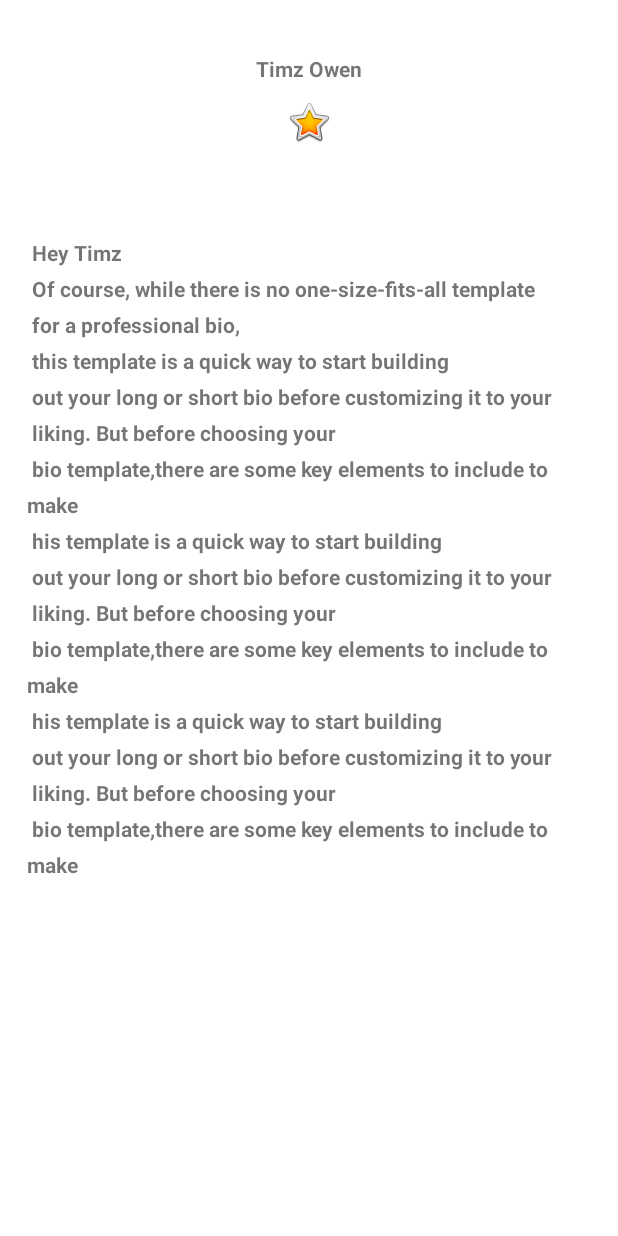
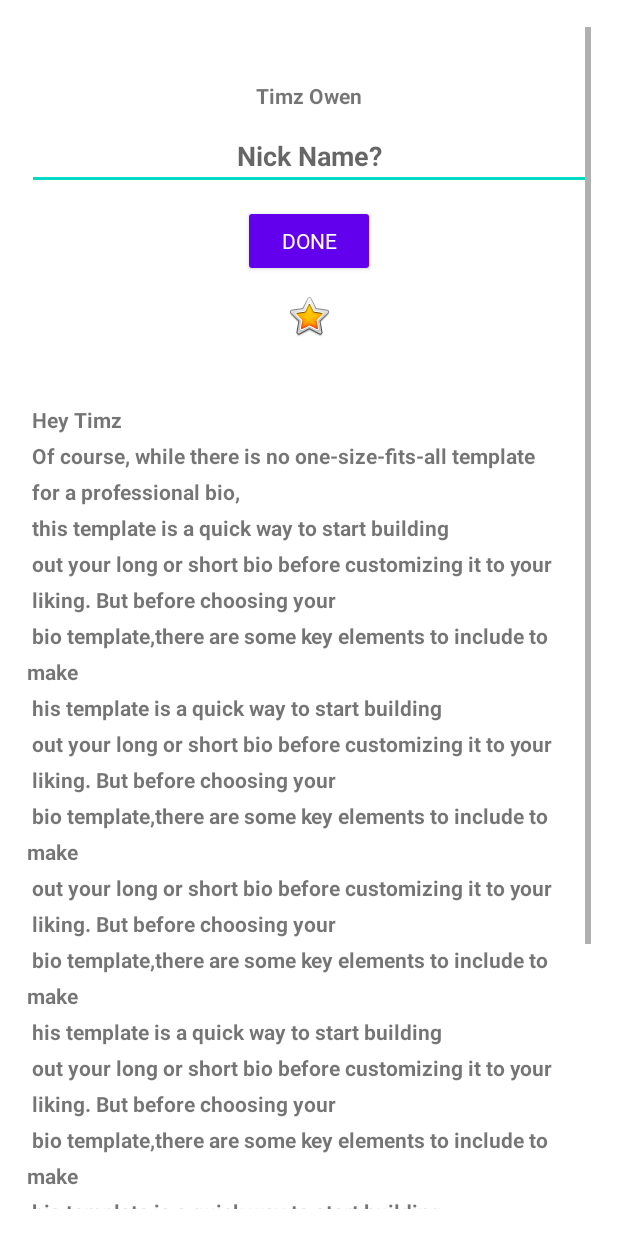
Before and after one commit to TimzOwen/Android-meetup, an Android app: the layout activity_main.xml on its own in the app's theme, with its tools: preview values and no code run, on a phone screen of 412 x 824 dp. Run offline under Robolectric (Android 15) with nearby library versions, the phone set to English and light mode, and no system bars.

Commit message:
getting input text from users

```diff
--- a/AboutMe/app/build.gradle
+++ b/AboutMe/app/build.gradle
@@ -14,6 +14,10 @@ android {
         versionName "1.0"
 
         testInstrumentationRunner "androidx.test.runner.AndroidJUnitRunner"
+    }
+
+    buildFeatures{
+        viewBinding = true
     }
 
     buildTypes {
@@ -33,7 +37,7 @@ android {
 
 dependencies {
 
-    implementation 'androidx.core:core-ktx:1.7.0'
+    implementation 'androidx.core:core-ktx:1.8.0'
     implementation 'androidx.appcompat:appcompat:1.4.2'
     implementation 'com.google.android.material:material:1.6.1'
     implementation 'androidx.constraintlayout:constraintlayout:2.1.4'
--- a/AboutMe/app/src/main/java/com/timzowen/aboutme/MainActivity.kt
+++ b/AboutMe/app/src/main/java/com/timzowen/aboutme/MainActivity.kt
@@ -1,11 +1,35 @@
 package com.timzowen.aboutme
 
+import android.content.Context
 import androidx.appcompat.app.AppCompatActivity
 import android.os.Bundle
+import android.view.View
+import android.view.inputmethod.InputMethodManager
+import com.timzowen.aboutme.databinding.ActivityMainBinding
 
 class MainActivity : AppCompatActivity() {
+    private lateinit var binding : ActivityMainBinding
+
     override fun onCreate(savedInstanceState: Bundle?) {
         super.onCreate(savedInstanceState)
-        setContentView(R.layout.activity_main)
+        binding = ActivityMainBinding.inflate(layoutInflater)
+        setContentView(binding.root)
+
+        binding.btnDone.setOnClickListener {
+            addNickName(it)
+        }
+    }
+    //
+    private fun addNickName(view : View){
+        binding.tvNickName.text = binding.etNickName.text
+        binding.etNickName.visibility = View.GONE
+        // hide button visibility
+        view.visibility = View.GONE
+        // un-hide text to display the given name
+        binding.tvNickName.visibility = View.VISIBLE
+
+        // hide the keyboard input type
+        val imm = getSystemService(Context.INPUT_METHOD_SERVICE) as InputMethodManager
+        imm.hideSoftInputFromWindow(view.windowToken,0)
     }
 }
--- a/AboutMe/app/src/main/res/layout/activity_main.xml
+++ b/AboutMe/app/src/main/res/layout/activity_main.xml
@@ -1,10 +1,18 @@
 <?xml version="1.0" encoding="utf-8"?>
-<androidx.appcompat.widget.LinearLayoutCompat
+
+<ScrollView
     xmlns:android="http://schemas.android.com/apk/res/android"
     xmlns:app="http://schemas.android.com/apk/res-auto"
     xmlns:tools="http://schemas.android.com/tools"
+    android:id="@+id/bio_scroll"
     android:layout_width="match_parent"
     android:layout_height="match_parent"
+    android:layout_margin="18dp">
+
+<androidx.appcompat.widget.LinearLayoutCompat
+
+    android:layout_width="match_parent"
+    android:layout_height="wrap_content"
     android:layout_marginTop="18dp"
     android:contentDescription="@string/yello_star"
     android:orientation="vertical"
@@ -18,6 +26,36 @@
         android:contentDescription="@string/yellow_star"
         android:text="@string/name" />
 
+    <EditText
+        android:id="@+id/et_nick_name"
+        android:layout_width="match_parent"
+        android:layout_height="wrap_content"
+        android:ems="10"
+        android:autofillHints="Nick Name"
+        style="@style/nameStyle"
+        android:textAlignment="center"
+        android:hint="@string/nick_name"
+        android:inputType="text" />
+
+    <Button
+        android:id="@+id/btn_done"
+        android:layout_marginTop="10dp"
+        android:layout_gravity="center_horizontal"
+        android:layout_width="wrap_content"
+        android:fontFamily="@font/roboto"
+        android:layout_height="wrap_content"
+        style="@style/Widget.AppCompat.Button.Colored"
+        android:text="@string/done" />
+
+    <TextView
+        android:id="@+id/tv_nick_name"
+        android:layout_width="match_parent"
+        android:layout_height="wrap_content"
+        android:textAlignment="center"
+        android:visibility="gone"
+        style="@style/nameStyle"
+        />
+
     <ImageView
         android:id="@+id/star_image"
         android:layout_width="match_parent"
@@ -26,18 +64,12 @@
         app:srcCompat="@android:drawable/btn_star_big_on"
         android:contentDescription="@string/yellow_star" />
 
-    <ScrollView
-        android:id="@+id/bio_scroll"
-        android:layout_width="match_parent"
-        android:layout_height="match_parent"
-        android:layout_margin="18dp">
-
-        <TextView
+    <TextView
             android:layout_width="match_parent"
             android:layout_height="wrap_content"
             style="@style/nameStyle"
             android:lineSpacingMultiplier="1.5"
             android:text="@string/bio_desc"/>
-    </ScrollView>
 
 </androidx.appcompat.widget.LinearLayoutCompat >
+</ScrollView>
--- a/AboutMe/app/src/main/res/values/strings.xml
+++ b/AboutMe/app/src/main/res/values/strings.xml
@@ -21,6 +21,22 @@
         \n liking. But before choosing your
         \n bio template,there are some key elements to include to make
 
+        \n out your long or short bio before customizing it to your
+        \n liking. But before choosing your
+        \n bio template,there are some key elements to include to make
+
+        \n his template is a quick way to start building
+
+        \n out your long or short bio before customizing it to your
+        \n liking. But before choosing your
+        \n bio template,there are some key elements to include to make
+
+        \n his template is a quick way to start building
+
+        \n out your long or short bio before customizing it to your
+        \n liking. But before choosing your
+        \n bio template,there are some key elements to include to make
+
         \n his template is a quick way to start building
 
         \n out your long or short bio before customizing it to your
@@ -28,5 +44,7 @@
         \n bio template,there are some key elements to include to make
 
        </string>
+    <string name="nick_name">Nick Name?</string>
+    <string name="done">Done</string>
 
 </resources>
```
